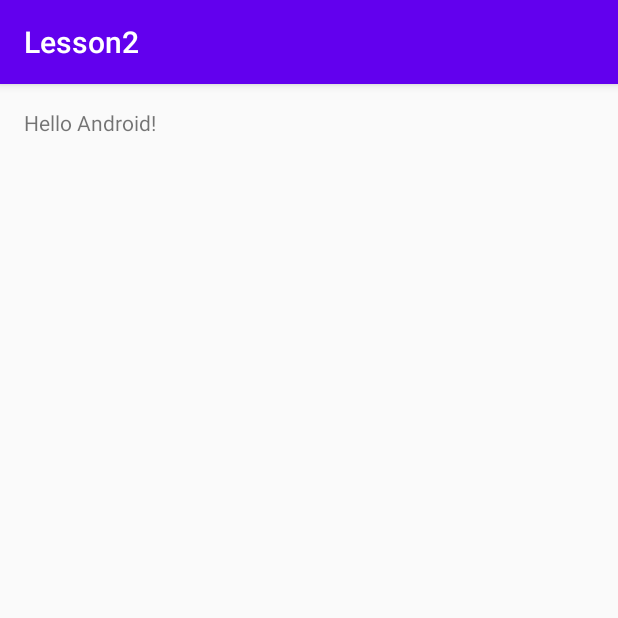
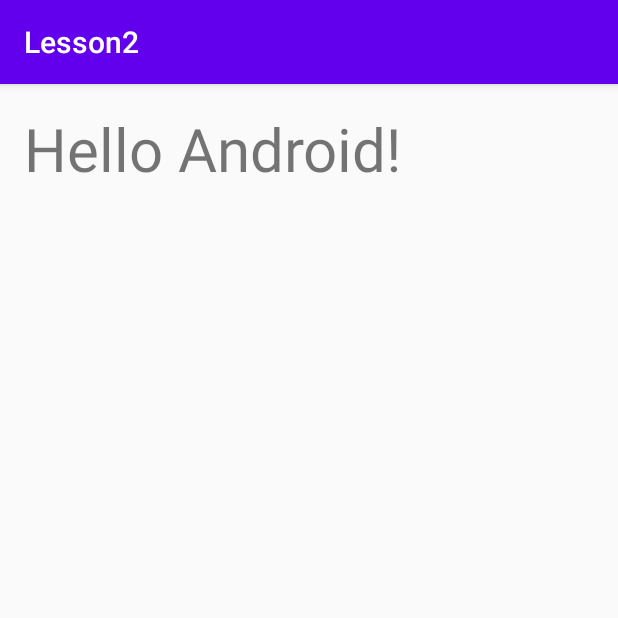
Before and after one commit to taiyoSasaki/HelloAndroidApp, an Android app: the screen it shows after launch (MainActivity), on a phone screen of 412 x 824 dp, the top half of it. Run offline under Robolectric (Android 15) with nearby library versions, the phone set to English and light mode, and no system bars.

Commit message:
Hello Androidの文字サイズを40spに変更

```diff
--- a/app/src/main/res/layout/activity_main.xml
+++ b/app/src/main/res/layout/activity_main.xml
@@ -14,6 +14,7 @@
     <TextView
         android:layout_width="wrap_content"
         android:layout_height="wrap_content"
+        android:textSize="40sp"
         android:text="Hello Android!" />
 
 </LinearLayout>
```
